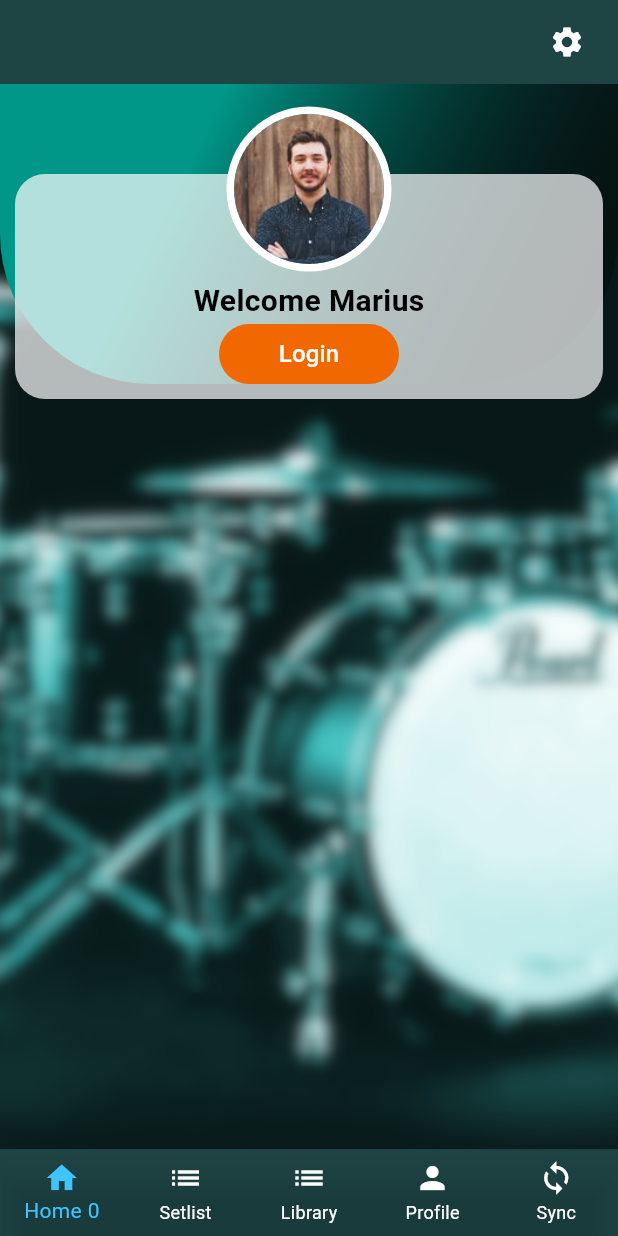
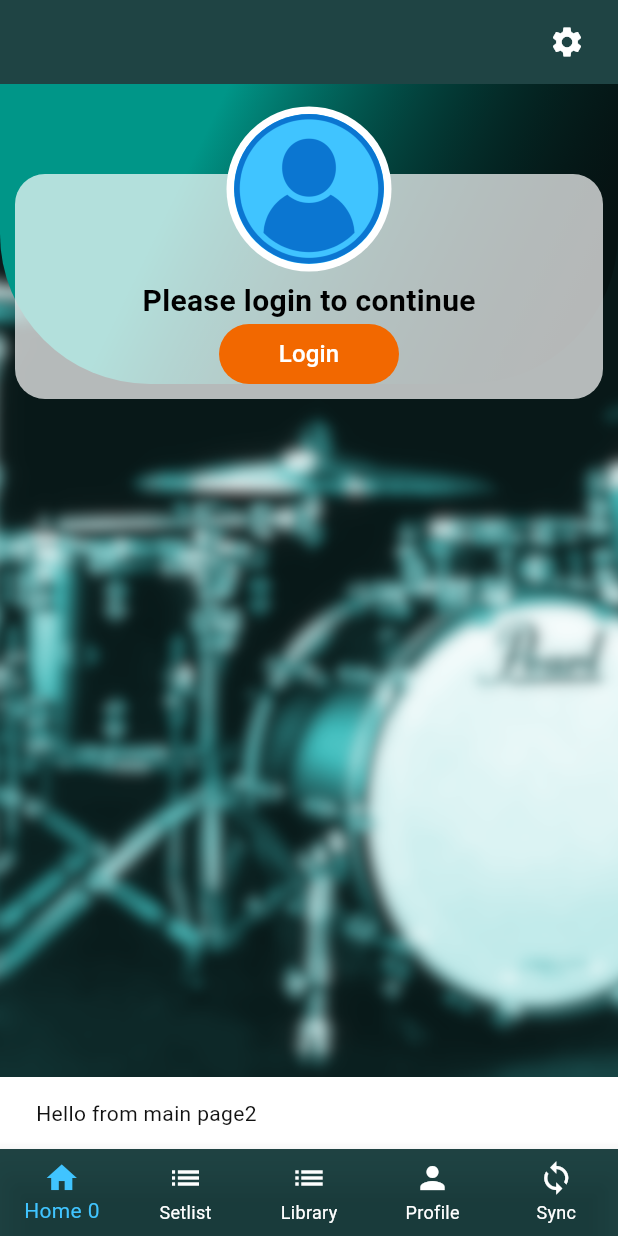
Before and after one commit to MariusRadyn/TeamPlayerWeb, a Flutter app: the first screen one second after launch, on a phone screen of 412 x 824 dp. Run offline on Flutter 3.47's test engine with Material 3 defaults, Android fonts, the phone set to English and light mode, and no system bars; our stand-ins replace cloud_firestore, firebase_auth, firebase_core, firebase_storage, image_picker, shared_preferences; accounts and stored records are empty.

Commit message:
Got global snakbar working

```diff
--- a/lib/homePage.dart
+++ b/lib/homePage.dart
@@ -1,9 +1,9 @@
-import 'package:flutter/cupertino.dart';
 import 'package:flutter/material.dart';
 import 'package:teamplayerwebapp/loginPage.dart';
 import 'package:teamplayerwebapp/theme/theme_constants.dart';
 //import 'package:teamplayerwebapp/utils/db_manager.dart';
 import 'package:teamplayerwebapp/utils/globalData.dart';
+import 'package:teamplayerwebapp/utils/helpers.dart';
 
 class HomePage extends StatefulWidget {
   const HomePage({super.key});
@@ -14,6 +14,25 @@ class HomePage extends StatefulWidget {
 
 class _HomePageState extends State<HomePage> {
   bool loggedIn = true;
+  //late BitMonitor bitMonitorSychBusy;
+
+  @override
+  void initState() {
+    super.initState();
+
+    // Show SnackBar after the first frame is built
+    // WidgetsBinding.instance.addPostFrameCallback((_) {
+    //   if (synchBusy) {
+    //     ScaffoldMessenger.of(context).showSnackBar(
+    //       SnackBar(content: Text('Synching...')),
+    //     );
+    //   } else {
+    //     ScaffoldMessenger.of(context).showSnackBar(
+    //       SnackBar(content: Text('Synching Done')),
+    //     );
+    //   }
+    // });
+  }
 
   @override
   Widget build(BuildContext context) {
@@ -24,12 +43,20 @@ class _HomePageState extends State<HomePage> {
           fit: BoxFit.cover,
         ),
       ),
+      child: Builder(
+        builder: (context) => Center(
           child: Scaffold(
             backgroundColor: Colors.transparent,
             body: Center(
               child: Column(
                 mainAxisAlignment: MainAxisAlignment.start,
                 children: <Widget>[
+                  // ValueListenableBuilder<bool>(
+                  //   valueListenable: bitMonitorSychBusy.bit,
+                  //   builder: (context, value, child) {
+                  //     return Text('Bit is ${value ? "ON" : "OFF"}');
+                  //   },
+                  // ),
                   // Login Profile
                   Stack(
                     children: [
@@ -55,10 +82,10 @@ class _HomePageState extends State<HomePage> {
                           ),
                         ),
                       ),
-
                       // White Container
                       Container(
-                    margin: const EdgeInsets.only(top: 60, left: 10, right: 10),
+                        margin:
+                            const EdgeInsets.only(top: 60, left: 10, right: 10),
                         height: 150,
                         decoration: const BoxDecoration(
                           color: Colors.white70,
@@ -67,7 +94,6 @@ class _HomePageState extends State<HomePage> {
                           ),
                         ),
                       ),
-
                       // Avatar
                       Container(
                         margin: EdgeInsets.only(top: 15),
@@ -79,14 +105,13 @@ class _HomePageState extends State<HomePage> {
                               backgroundColor: Colors.white,
                               child: CircleAvatar(
                                 backgroundImage:
-                                AssetImage("assets/images/author1.jpg"),
+                                    AssetImage("assets/images/profile.png"),
                                 radius: 50,
                               ),
                             ),
                           ],
                         ),
                       ),
-
                       // Welcome Message
                       Row(
                         mainAxisAlignment: MainAxisAlignment.center,
@@ -94,7 +119,7 @@ class _HomePageState extends State<HomePage> {
                           Container(
                             padding: EdgeInsets.only(top: 130),
                             child: Text(
-                          'Welcome Marius',
+                              'Please login to continue',
                               style: TextStyle(
                                 color: Colors.black,
                                 fontSize: 20,
@@ -104,7 +129,6 @@ class _HomePageState extends State<HomePage> {
                           )
                         ],
                       ),
-
                       // Login Button
                       Row(
                         mainAxisAlignment: MainAxisAlignment.center,
@@ -126,12 +150,19 @@ class _HomePageState extends State<HomePage> {
                                 ),
                               ),
                               onPressed: () {
-                            Navigator.push(
-                              context,
-                              MaterialPageRoute(
-                                builder: (context) => loginPage(),
-                              ),
-                            );
+                                //GlobalSnackBar.show('Hello from home page');
+
+                                // final snack =
+                                //     SnackBar(content: Text("Snackbar"));
+                                // ScaffoldMessenger.of(context)
+                                //     .showSnackBar(snack);
+
+                                // Navigator.push(
+                                //   context,
+                                //   MaterialPageRoute(
+                                //     builder: (context) => loginPage(),
+                                //   ),
+                                // );
                               },
                             ),
                           ),
@@ -143,6 +174,8 @@ class _HomePageState extends State<HomePage> {
               ),
             ),
           ),
+        ),
+      ),
     );
   }
 }
--- a/lib/main.dart
+++ b/lib/main.dart
@@ -34,7 +34,9 @@ class MyApp extends StatefulWidget {
 
 class _MyAppState extends State<MyApp> {
   int _currentIndex = 0;
-  SyncLib _syncLib = SyncLib();
+  final SyncLib _syncLib = SyncLib();
+
+  late BitMonitor bitMonitorSychBusy;
 
   final List _pages = [
     {"page": const HomePage(), "title": Text("")},
@@ -64,11 +66,17 @@ class _MyAppState extends State<MyApp> {
       if (mounted) {
         setState(() {
           synchBusy = !_syncDone;
+          bitMonitorSychBusy.bit.value = synchBusy;
         });
       }
     };
 
-    _syncLib.Sync();
+    _syncLib.sync(context);
+
+    // Show SnackBar after the first frame is built
+    WidgetsBinding.instance.addPostFrameCallback((_) {
+      GlobalSnackBar.show('Hello from main page2');
+    });
   }
 
   @override
@@ -103,6 +111,7 @@ class _MyAppState extends State<MyApp> {
   @override
   Widget build(BuildContext context) {
     return MaterialApp(
+      scaffoldMessengerKey: GlobalSnackBar.scaffoldMessengerKey,
       debugShowCheckedModeBanner: false,
       theme: darkTheme,
       home: Scaffold(
--- a/lib/utils/globalData.dart
+++ b/lib/utils/globalData.dart
@@ -1,8 +1,10 @@
 //import '../theme/theme_manager.dart';
 import 'package:firebase_core/firebase_core.dart';
 import 'package:flutter/material.dart';
+import 'package:teamplayerwebapp/utils/helpers.dart';
 
 bool synchBusy = false;
+late BitMonitor bitMonitorSychBusy;
 
 // UserData
 final String fireUserName = 'user1';
--- a/lib/utils/helpers.dart
+++ b/lib/utils/helpers.dart
@@ -541,7 +541,7 @@ class SyncLib {
   Function(List<SongData>)? onListUpdate;
   Function(bool)? onSyncDone;
 
-  void Sync() async {
+  Future<void> sync(BuildContext context) async {
     List<Reference> lstRef = await fireStoreGetFilesList(userData.userID);
     _songData.clear();
 
@@ -647,6 +647,44 @@ class _textInputWidgetState extends State<textInputWidget> {
   }
 }
 
+class GlobalSnackBar {
+  static final GlobalKey<ScaffoldMessengerState> scaffoldMessengerKey =
+      GlobalKey<ScaffoldMessengerState>();
+
+  static void show(String message) {
+    scaffoldMessengerKey.currentState?.showSnackBar(
+      SnackBar(content: Text(message)),
+    );
+  }
+
+  // Cleanup
+  void dispose() {
+    //scaffoldMessengerKey.currentState?.dispose();
+  }
+}
+
+class BitMonitor {
+  final ValueNotifier<bool> bit = ValueNotifier<bool>(false);
+  final Function(bool) onBitChanged;
+
+  BitMonitor({required this.onBitChanged}) {
+    // Listen to changes in the bit
+    bit.addListener(() {
+      onBitChanged(bit.value); // Fire callback
+    });
+  }
+
+  // Method to toggle the bit
+  void toggleBit() {
+    bit.value = !bit.value;
+  }
+
+  // Cleanup
+  void dispose() {
+    bit.dispose();
+  }
+}
+
 //------------------------------------------------------------------------------
 // Classes
 //------------------------------------------------------------------------------
--- a/pubspec.yaml
+++ b/pubspec.yaml
@@ -67,6 +67,7 @@ flutter:
     - assets/images/pearl_black.png
     - assets/images/author1.jpg
     - assets/images/warning.png
+    - assets/images/profile.png
 
   # An image asset can refer to one or more resolution-specific "variants", see
   # https://flutter.dev/to/resolution-aware-images
```
Lines whose indentation alone changed are shown as unchanged.
